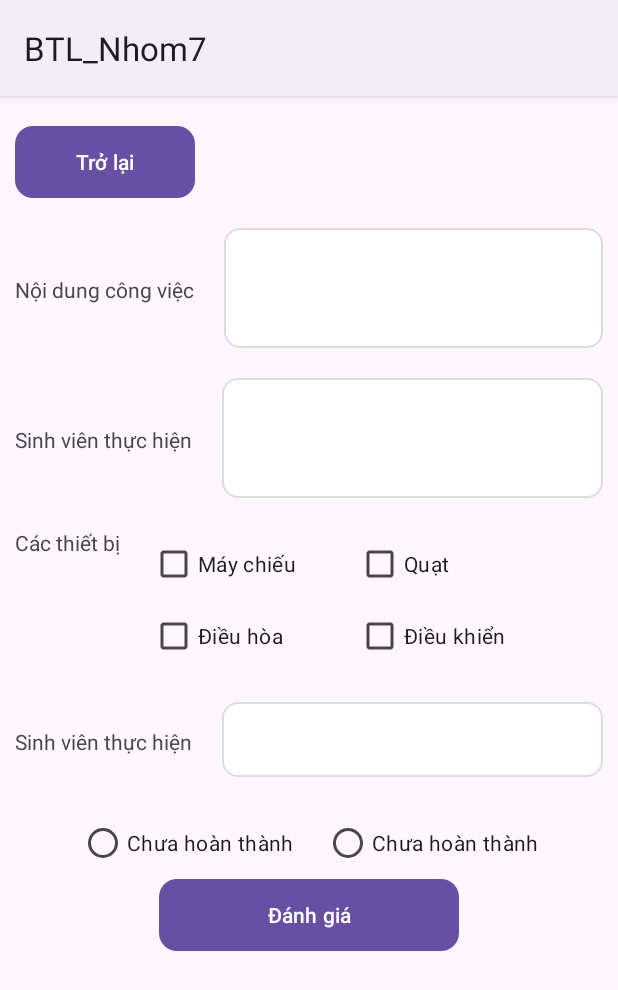
After one commit to hunglydev/BTL_Nhom7, an Android app: the RatingActivity screen opened directly, with no data from a screen before it, on a phone screen of 412 x 824 dp. The commit adds this screen. Shown: the top 990 px of the screen. Run offline under Robolectric (Android 15) with nearby library versions, the phone set to English and light mode, and no system bars.

Commit message:
feat: add rating screen

```diff
--- a/app/src/main/AndroidManifest.xml
+++ b/app/src/main/AndroidManifest.xml
@@ -12,6 +12,9 @@
         android:supportsRtl="true"
         android:theme="@style/Theme.BTL_Nhom7"
         tools:targetApi="31">
+        <activity
+            android:name=".teacher_view.RatingActivity"
+            android:exported="false" />
         <activity
             android:name=".teacher_view.AssignmentActivity"
             android:exported="false" />
--- /dev/null
+++ b/app/src/main/java/com/example/btl_nhom7/teacher_view/RatingActivity.java
@@ -0,0 +1,26 @@
+package com.example.btl_nhom7.teacher_view;
+
+import android.os.Bundle;
+
+import androidx.activity.EdgeToEdge;
+import androidx.appcompat.app.AppCompatActivity;
+import androidx.core.graphics.Insets;
+import androidx.core.view.ViewCompat;
+import androidx.core.view.WindowInsetsCompat;
+
+import com.example.btl_nhom7.R;
+
+public class RatingActivity extends AppCompatActivity {
+
+    @Override
+    protected void onCreate(Bundle savedInstanceState) {
+        super.onCreate(savedInstanceState);
+        EdgeToEdge.enable(this);
+        setContentView(R.layout.activity_rating);
+        ViewCompat.setOnApplyWindowInsetsListener(findViewById(R.id.main), (v, insets) -> {
+            Insets systemBars = insets.getInsets(WindowInsetsCompat.Type.systemBars());
+            v.setPadding(systemBars.left, systemBars.top, systemBars.right, systemBars.bottom);
+            return insets;
+        });
+    }
+}
--- /dev/null
+++ b/app/src/main/res/drawable/rounded_edittext.xml
@@ -0,0 +1,7 @@
+<?xml version="1.0" encoding="utf-8"?>
+<shape xmlns:android="http://schemas.android.com/apk/res/android">
+    <solid android:color="#FFFFFF"/> <!-- Màu nền -->
+    <corners android:radius="10dp"/> <!-- Bán kính bo góc -->
+    <stroke android:width="1dp" android:color="#DDDDDD"/> <!-- Viền màu và độ dày -->
+    <padding android:left="10dp" android:top="10dp" android:right="10dp" android:bottom="10dp"/> <!-- Đệm -->
+</shape>
--- a/app/src/main/res/layout/activity_assignment.xml
+++ b/app/src/main/res/layout/activity_assignment.xml
@@ -17,6 +17,7 @@
         android:layout_marginBottom="16dp"/>
 
     <Button
+
         android:id="@+id/btnBack"
         android:layout_width="wrap_content"
         android:layout_height="wrap_content"
--- /dev/null
+++ b/app/src/main/res/layout/activity_rating.xml
@@ -0,0 +1,141 @@
+<?xml version="1.0" encoding="utf-8"?>
+<LinearLayout xmlns:android="http://schemas.android.com/apk/res/android"
+    xmlns:app="http://schemas.android.com/apk/res-auto"
+    xmlns:tools="http://schemas.android.com/tools"
+    android:id="@+id/main"
+    android:layout_marginTop="20dp"
+    android:layout_marginStart="10dp"
+    android:layout_marginEnd="10dp"
+    android:layout_width="match_parent"
+    android:layout_height="match_parent"
+    android:orientation="vertical"
+    tools:context=".teacher_view.RatingActivity">
+<Button
+    android:layout_width="120dp"
+    android:layout_height="wrap_content"
+    android:background="@drawable/rounded_button"
+    android:text="Trở lại"
+    android:id="@+id/btnBack"/>
+<LinearLayout
+    android:layout_marginTop="20dp"
+    android:layout_width="match_parent"
+    android:layout_height="wrap_content">
+    <TextView
+        android:layout_marginRight="20dp"
+        android:layout_width="wrap_content"
+        android:layout_height="wrap_content"
+        android:text="Nội dung công việc"/>
+    <EditText
+        android:background="@drawable/rounded_edittext"
+        android:layout_width="match_parent"
+        android:id="@+id/txtTask"
+        android:layout_height="80dp"/>
+</LinearLayout>
+    <LinearLayout
+        android:layout_marginTop="20dp"
+        android:layout_width="match_parent"
+        android:layout_height="wrap_content">
+        <TextView
+            android:layout_marginRight="20dp"
+            android:layout_width="wrap_content"
+            android:layout_height="wrap_content"
+            android:text="Sinh viên thực hiện"/>
+        <EditText
+            android:background="@drawable/rounded_edittext"
+            android:layout_width="match_parent"
+            android:id="@+id/txtStudent"
+            android:layout_height="80dp"/>
+    </LinearLayout>
+    <LinearLayout
+        android:layout_marginTop="20dp"
+        android:layout_width="match_parent"
+        android:layout_height="wrap_content">
+        <TextView
+            android:layout_marginRight="20dp"
+            android:layout_width="wrap_content"
+            android:layout_height="wrap_content"
+            android:text="Các thiết bị"/>
+        <LinearLayout
+            android:layout_marginRight="40dp"
+            android:layout_width="wrap_content"
+            android:layout_height="wrap_content"
+            android:orientation="vertical">
+            <CheckBox
+                android:id="@+id/cbDevice1"
+                android:layout_width="wrap_content"
+                android:layout_height="wrap_content"
+                android:text="Máy chiếu" />
+
+            <CheckBox
+                android:id="@+id/cbDevice2"
+                android:layout_width="wrap_content"
+                android:layout_height="wrap_content"
+                android:text="Điều hòa" />
+        </LinearLayout>
+        <LinearLayout
+            android:layout_width="wrap_content"
+            android:layout_height="wrap_content"
+            android:orientation="vertical">
+            <LinearLayout
+                android:layout_width="wrap_content"
+                android:layout_height="wrap_content"
+                android:orientation="vertical">
+                <CheckBox
+                    android:id="@+id/cbDevice3"
+                    android:layout_width="wrap_content"
+                    android:layout_height="wrap_content"
+                    android:text="Quạt" />
+
+                <CheckBox
+                    android:id="@+id/cbDevice4"
+                    android:layout_width="wrap_content"
+                    android:layout_height="wrap_content"
+                    android:text="Điều khiển" />
+            </LinearLayout>
+        </LinearLayout>
+    </LinearLayout>
+    <LinearLayout
+        android:layout_marginTop="20dp"
+        android:layout_width="match_parent"
+        android:layout_height="wrap_content">
+        <TextView
+            android:layout_marginRight="20dp"
+            android:layout_width="wrap_content"
+            android:layout_height="wrap_content"
+            android:text="Sinh viên thực hiện"/>
+        <EditText
+            android:background="@drawable/rounded_edittext"
+            android:layout_width="match_parent"
+            android:id="@+id/txtReason"
+            android:layout_height="50dp"/>
+    </LinearLayout>
+    <LinearLayout
+        android:layout_marginTop="20dp"
+        android:gravity="center"
+        android:layout_width="match_parent"
+        android:layout_height="wrap_content">
+       <RadioGroup
+           android:layout_width="wrap_content"
+           android:layout_height="match_parent"
+           android:orientation="horizontal">
+           <RadioButton
+               android:layout_marginRight="20dp"
+               android:id="@+id/rdNotDone"
+               android:layout_width="wrap_content"
+               android:layout_height="wrap_content"
+               android:text="Chưa hoàn thành"/>
+           <RadioButton
+               android:id="@+id/Done"
+               android:layout_width="wrap_content"
+               android:layout_height="wrap_content"
+               android:text="Chưa hoàn thành"/>
+       </RadioGroup>
+    </LinearLayout>
+    <Button
+        android:layout_gravity="center"
+        android:text="Đánh giá"
+        android:layout_width="200dp"
+        android:layout_height="wrap_content"
+        android:background="@drawable/rounded_button"
+        android:id="@+id/btnRating"/>
+</LinearLayout>
--- a/app/src/main/res/layout/activity_teacher_detail.xml
+++ b/app/src/main/res/layout/activity_teacher_detail.xml
@@ -138,7 +138,7 @@
         android:layout_marginTop="16dp"/>
 
     <LinearLayout
-        android:layout_width="383dp"
+        android:layout_width="match_parent"
         android:layout_height="wrap_content"
         android:orientation="horizontal">
 
@@ -154,17 +154,22 @@
             android:layout_height="wrap_content"
             android:text="Điều hòa" />
 
-        <CheckBox
-            android:id="@+id/cbDevice3"
+        <LinearLayout
             android:layout_width="wrap_content"
             android:layout_height="wrap_content"
-            android:text="Quạt" />
+            android:orientation="vertical">
+            <CheckBox
+                android:id="@+id/cbDevice1"
+                android:layout_width="wrap_content"
+                android:layout_height="wrap_content"
+                android:text="Máy chiếu" />
 
-        <CheckBox
-            android:id="@+id/cbDevice4"
-            android:layout_width="wrap_content"
-            android:layout_height="wrap_content"
-            android:text="Đèn" />
+            <CheckBox
+                android:id="@+id/cbDevice2"
+                android:layout_width="wrap_content"
+                android:layout_height="wrap_content"
+                android:text="Điều hòa" />
+        </LinearLayout>
     </LinearLayout>
 
     <TextView
@@ -180,18 +185,23 @@
         android:layout_marginTop="8dp"
         />
 
+    <Button
+        android:id="@+id/btnBack"
+        android:layout_width="0dp"
+        android:layout_height="wrap_content"
+        android:layout_weight="1"
+        android:text="Trở lại"/>
     <LinearLayout
         android:layout_width="match_parent"
         android:layout_height="wrap_content"
         android:orientation="horizontal"
         android:layout_marginTop="16dp">
-
         <Button
-            android:id="@+id/btnBack"
+            android:id="@+id/btnRating"
             android:layout_width="0dp"
             android:layout_height="wrap_content"
             android:layout_weight="1"
-            android:text="Trở lại"/>
+            android:text="Đánh giá"/>
 
         <Button
             android:id="@+id/btnConfirm"
```
